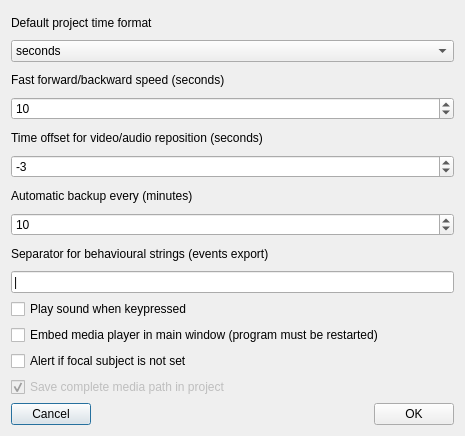
Before: the Qt Designer form preferences.ui in olivierfriard/BORIS, drawn with Qt 5.
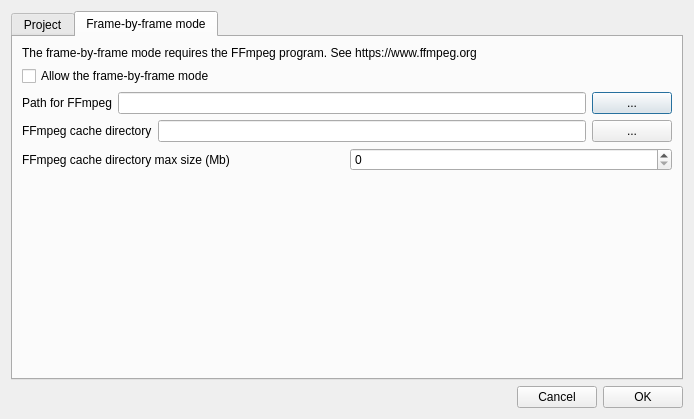
After: the same form once the commit is applied.

The edit to the form file:
```diff
--- a/preferences.ui
+++ b/preferences.ui
@@ -9,24 +9,36 @@
    <rect>
     <x>0</x>
     <y>0</y>
-    <width>465</width>
-    <height>436</height>
+    <width>694</width>
+    <height>419</height>
    </rect>
   </property>
   <property name="windowTitle">
    <string>Preferences</string>
   </property>
+  <layout class="QVBoxLayout" name="verticalLayout_5">
+   <item>
   <layout class="QVBoxLayout" name="verticalLayout_2">
    <item>
+      <widget class="QTabWidget" name="tabWidget">
+       <property name="currentIndex">
+        <number>1</number>
+       </property>
+       <widget class="QWidget" name="tab">
+        <attribute name="title">
+         <string>Project</string>
+        </attribute>
     <layout class="QVBoxLayout" name="verticalLayout">
      <item>
+          <layout class="QFormLayout" name="formLayout">
+           <item row="0" column="0">
       <widget class="QLabel" name="label">
        <property name="text">
         <string>Default project time format</string>
        </property>
       </widget>
      </item>
-     <item>
+           <item row="0" column="1">
       <widget class="QComboBox" name="cbTimeFormat">
        <item>
         <property name="text">
@@ -40,14 +52,14 @@
        </item>
       </widget>
      </item>
-     <item>
+           <item row="1" column="0">
       <widget class="QLabel" name="label_4">
        <property name="text">
         <string>Fast forward/backward speed (seconds)</string>
        </property>
       </widget>
      </item>
-     <item>
+           <item row="1" column="1">
       <widget class="QSpinBox" name="sbffSpeed">
        <property name="minimum">
         <number>0</number>
@@ -60,14 +72,14 @@
        </property>
       </widget>
      </item>
-     <item>
+           <item row="2" column="0">
       <widget class="QLabel" name="label_2">
        <property name="text">
         <string>Time offset for video/audio reposition (seconds)</string>
        </property>
       </widget>
      </item>
-     <item>
+           <item row="2" column="1">
       <widget class="QSpinBox" name="sbRepositionTimeOffset">
        <property name="minimum">
         <number>-10000</number>
@@ -80,14 +92,40 @@
        </property>
       </widget>
      </item>
-     <item>
+           <item row="3" column="0">
+            <widget class="QLabel" name="label_5">
+             <property name="text">
+              <string>Playback speed step value</string>
+             </property>
+            </widget>
+           </item>
+           <item row="3" column="1">
+            <widget class="QDoubleSpinBox" name="sbSpeedStep">
+             <property name="decimals">
+              <number>1</number>
+             </property>
+             <property name="minimum">
+              <double>0.100000000000000</double>
+             </property>
+             <property name="maximum">
+              <double>1.000000000000000</double>
+             </property>
+             <property name="singleStep">
+              <double>0.100000000000000</double>
+             </property>
+             <property name="value">
+              <double>0.100000000000000</double>
+             </property>
+            </widget>
+           </item>
+           <item row="4" column="0">
       <widget class="QLabel" name="label_6">
        <property name="text">
         <string>Automatic backup every (minutes)</string>
        </property>
       </widget>
      </item>
-     <item>
+           <item row="4" column="1">
       <widget class="QSpinBox" name="sbAutomaticBackup">
        <property name="minimum">
         <number>-10000</number>
@@ -100,63 +138,150 @@
        </property>
       </widget>
      </item>
-     <item>
+           <item row="5" column="0">
       <widget class="QLabel" name="label_3">
        <property name="text">
         <string>Separator for behavioural strings (events export)</string>
        </property>
       </widget>
      </item>
-     <item>
+           <item row="5" column="1">
       <widget class="QLineEdit" name="leSeparator">
        <property name="text">
         <string>|</string>
        </property>
       </widget>
      </item>
-     <item>
+           <item row="6" column="0">
       <widget class="QCheckBox" name="cbConfirmSound">
        <property name="text">
-        <string>Play sound when keypressed</string>
+              <string>Play sound when a key is pressed</string>
        </property>
       </widget>
      </item>
-     <item>
+           <item row="7" column="0" colspan="2">
       <widget class="QCheckBox" name="cbEmbedPlayer">
        <property name="text">
         <string>Embed media player in main window (program must be restarted)</string>
        </property>
       </widget>
      </item>
-     <item>
+           <item row="8" column="0">
       <widget class="QCheckBox" name="cbAlertNoFocalSubject">
        <property name="text">
         <string>Alert if focal subject is not set</string>
        </property>
       </widget>
      </item>
+          </layout>
+         </item>
+        </layout>
+       </widget>
+       <widget class="QWidget" name="tab_2">
+        <attribute name="title">
+         <string>Frame-by-frame mode</string>
+        </attribute>
+        <layout class="QVBoxLayout" name="verticalLayout_4">
      <item>
-      <widget class="QCheckBox" name="cbSaveMediaFilePath">
-       <property name="enabled">
-        <bool>false</bool>
-       </property>
+          <layout class="QVBoxLayout" name="verticalLayout_3">
+           <item>
+            <widget class="QLabel" name="label_14">
+             <property name="text">
+              <string>The frame-by-frame mode requires the FFmpeg program. See https://www.ffmpeg.org </string>
+             </property>
+            </widget>
+           </item>
+           <item>
+            <widget class="QCheckBox" name="cbAllowFrameByFrameMode">
        <property name="text">
-        <string>Save complete media path in project</string>
-       </property>
-       <property name="checked">
-        <bool>true</bool>
-       </property>
+              <string>Allow the frame-by-frame mode</string>
+             </property>
+            </widget>
+           </item>
+           <item>
+            <layout class="QHBoxLayout" name="horizontalLayout">
+             <item>
+              <widget class="QLabel" name="lbFFmpeg">
+               <property name="text">
+                <string>Path for FFmpeg</string>
+               </property>
+              </widget>
+             </item>
+             <item>
+              <widget class="QLineEdit" name="leFFmpegPath"/>
+             </item>
+             <item>
+              <widget class="QPushButton" name="pbBrowseFFmpeg">
+               <property name="text">
+                <string>...</string>
+               </property>
+              </widget>
+             </item>
+            </layout>
+           </item>
+           <item>
+            <layout class="QHBoxLayout" name="horizontalLayout_3">
+             <item>
+              <widget class="QLabel" name="lbFFmpegCacheDir">
+               <property name="text">
+                <string>FFmpeg cache directory</string>
+               </property>
+              </widget>
+             </item>
+             <item>
+              <widget class="QLineEdit" name="leFFmpegCacheDir"/>
+             </item>
+             <item>
+              <widget class="QPushButton" name="pbBrowseFFmpegCacheDir">
+               <property name="text">
+                <string>...</string>
+               </property>
+              </widget>
+             </item>
+            </layout>
+           </item>
+           <item>
+            <layout class="QHBoxLayout" name="horizontalLayout_4">
+             <item>
+              <widget class="QLabel" name="lbFFmpegCacheDirMaxSize">
+               <property name="text">
+                <string>FFmpeg cache directory max size (Mb)</string>
+               </property>
+              </widget>
+             </item>
+             <item>
+              <widget class="QSpinBox" name="sbFFmpegCacheDirMaxSize">
+               <property name="maximum">
+                <number>10000</number>
+               </property>
+               <property name="singleStep">
+                <number>10</number>
+               </property>
+              </widget>
+             </item>
+            </layout>
+           </item>
+           <item>
+            <spacer name="verticalSpacer">
+             <property name="orientation">
+              <enum>Qt::Vertical</enum>
+             </property>
+             <property name="sizeHint" stdset="0">
+              <size>
+               <width>20</width>
+               <height>40</height>
+              </size>
+             </property>
+            </spacer>
+           </item>
+          </layout>
+         </item>
+        </layout>
+       </widget>
       </widget>
      </item>
      <item>
       <layout class="QHBoxLayout" name="horizontalLayout_2">
-       <item>
-        <widget class="QPushButton" name="pbCancel">
-         <property name="text">
-          <string>Cancel</string>
-         </property>
-        </widget>
-       </item>
        <item>
         <spacer name="horizontalSpacer">
          <property name="orientation">
@@ -170,6 +295,13 @@
          </property>
         </spacer>
        </item>
+       <item>
+        <widget class="QPushButton" name="pbCancel">
+         <property name="text">
+          <string>Cancel</string>
+         </property>
+        </widget>
+       </item>
        <item>
         <widget class="QPushButton" name="pbOK">
          <property name="text">
```
Lines whose indentation alone changed are shown as unchanged.
